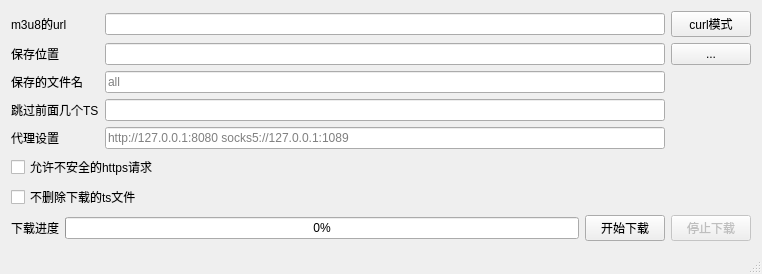
This is m3u8d-qt/mainwindow.ui in orestonce/m3u8d as Qt 5 draws it before an edit. The edited form follows.
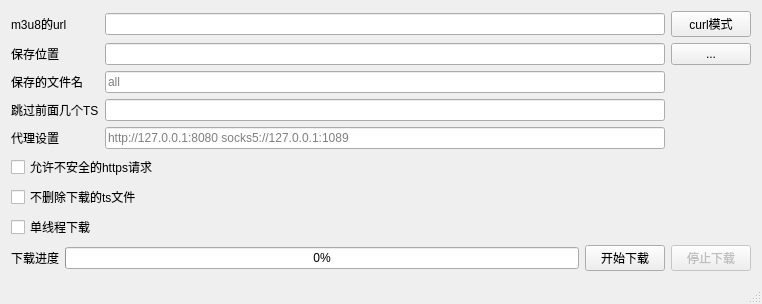
This is the edited form.

Commit message: 更新gomediay依赖 增加单线程下载模式

```diff
--- a/m3u8d-qt/mainwindow.ui
+++ b/m3u8d-qt/mainwindow.ui
@@ -130,6 +130,13 @@
       </property>
      </widget>
     </item>
+    <item>
+     <widget class="QCheckBox" name="checkBox_SingleThread">
+      <property name="text">
+       <string>单线程下载</string>
+      </property>
+     </widget>
+    </item>
     <item>
      <spacer name="verticalSpacer">
       <property name="orientation">
```
The commit also changes 9 other files.
